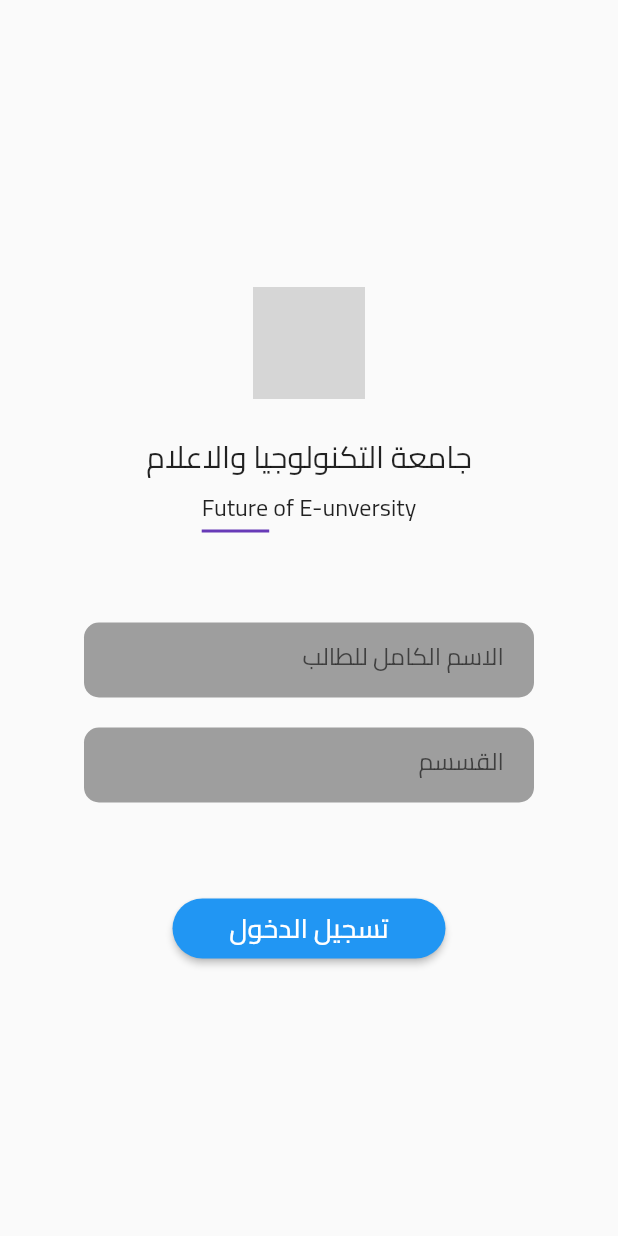
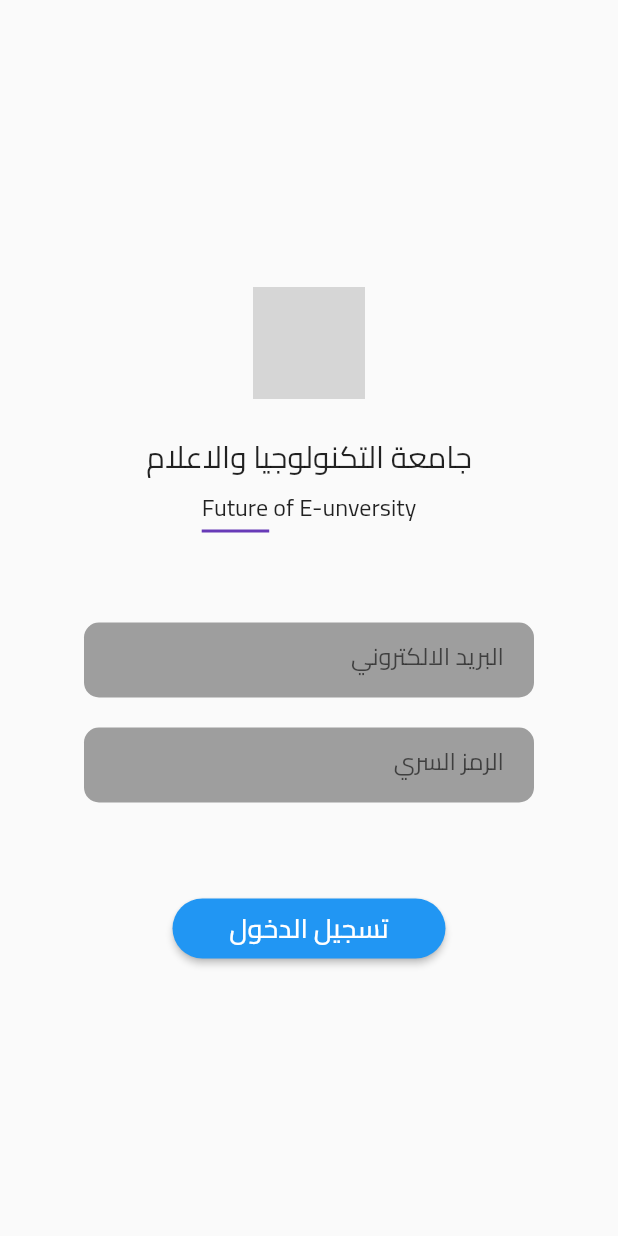
Before and after one commit to LAITH343/DNA-project, a Flutter app: the LogIn screen opened directly, on a phone screen of 412 x 824 dp. Run offline on Flutter 3.47's test engine with Material 2 defaults, Android fonts, the phone set to English and light mode, and no system bars; our stand-ins replace qr_flutter; grey boxes are pictures that could not be loaded.

Commit message:
Fixed typo

```diff
--- a/lib/Screens/LoginScreen.dart
+++ b/lib/Screens/LoginScreen.dart
@@ -59,11 +59,11 @@ class _LogInState extends State<LogIn> {
                 children: [
                   Padding(
                     padding: const EdgeInsets.only(top: 20),
-                    child: TextInput("الاسم الكامل للطالب"),
+                    child: TextInput("البريد الالكتروني"),
                   ),
                   Padding(
                     padding: const EdgeInsets.only(top: 20),
-                    child: TextInput("القسسم"),
+                    child: TextInput("الرمز السري"),
                   ),
                 ],
               ),
```
Also changed, not shown: ScreensShots/LoginScreenShot.png.
